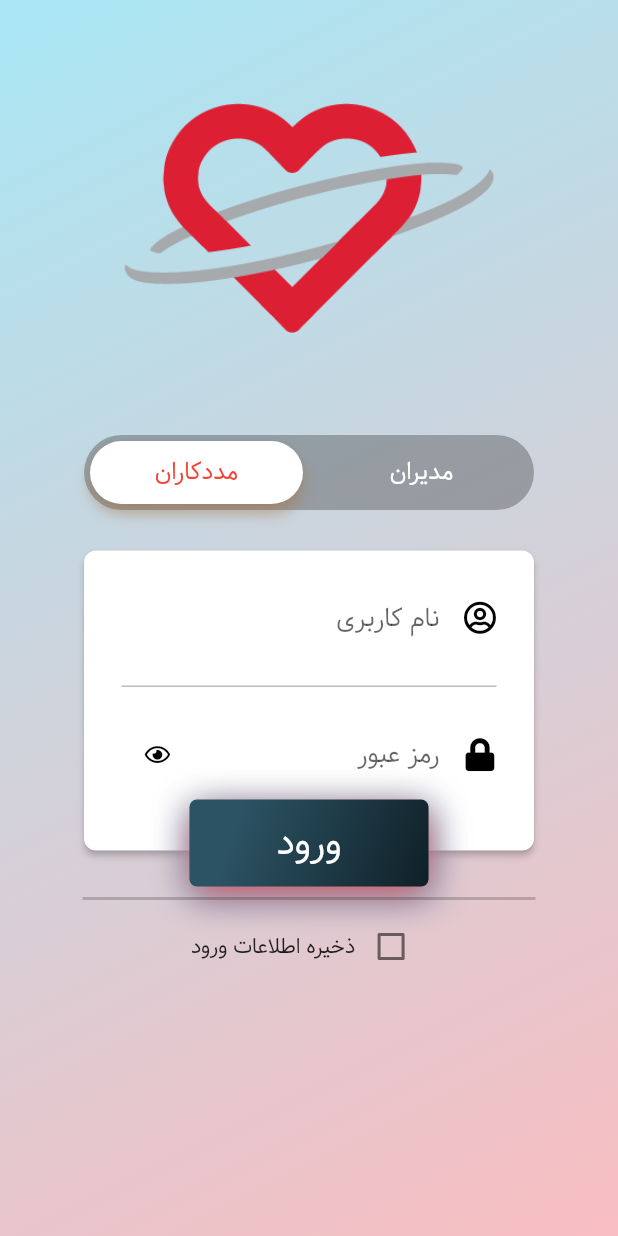
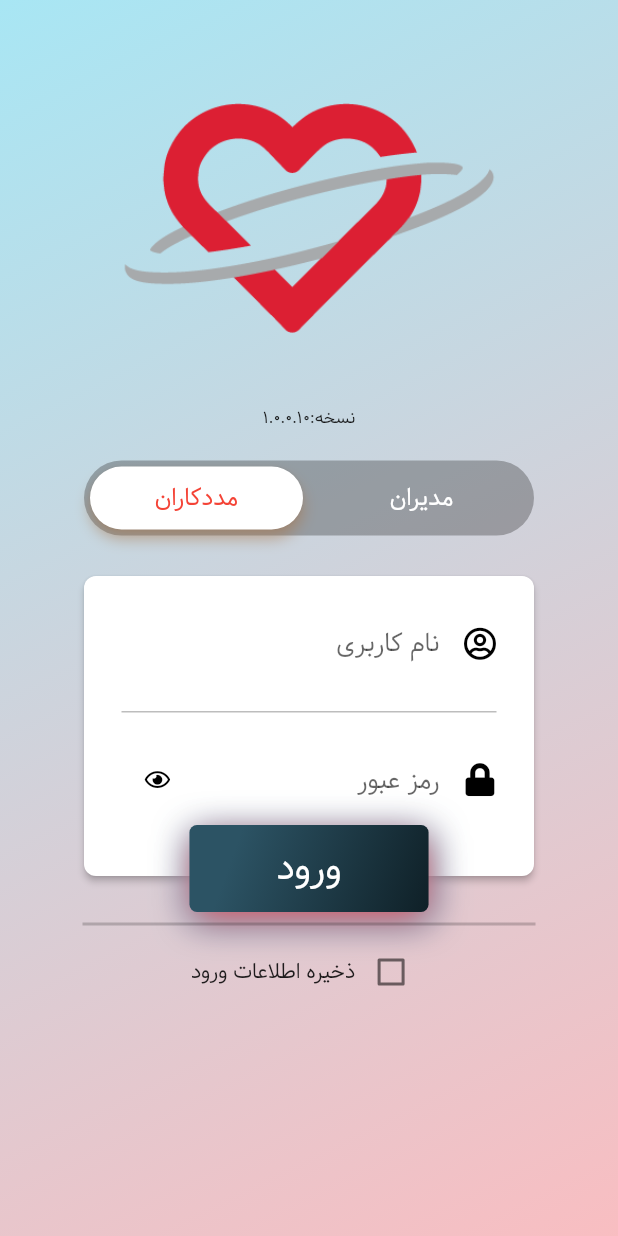
Before and after one commit to mohseni1983/sharif_shifts_web32, a Flutter app: the screen it shows after launch, on a phone screen of 412 x 824 dp. Run offline on Flutter 3.47's test engine with Material 2 defaults, Android fonts, the phone set to English and light mode, and no system bars; our stand-ins replace flutter_spinbox, font_awesome_flutter, package_info, shared_preferences; missing offline and left inert: jalali_calendar, persian_date, persian_datetime_picker, slide_popup_dialog.

Commit message:
Change some sizes

```diff
--- a/lib/login/login.dart
+++ b/lib/login/login.dart
@@ -1,5 +1,5 @@
 import 'dart:convert';
-
+import 'package:package_info/package_info.dart';
 import 'package:flutter/material.dart';
 import 'package:flutter/services.dart';
 import 'package:font_awesome_flutter/font_awesome_flutter.dart';
@@ -21,6 +21,8 @@ class LoginPage extends StatefulWidget {
 class _LoginPageState extends State<LoginPage>
     with SingleTickerProviderStateMixin {
   final GlobalKey<ScaffoldState> _scaffoldKey = new GlobalKey<ScaffoldState>();
+
+  PackageInfo packageInfo=new PackageInfo();
 
   final FocusNode myFocusNodeEmailLogin = FocusNode();
   final FocusNode myFocusNodePasswordLogin = FocusNode();
@@ -220,6 +222,7 @@ class _LoginPageState extends State<LoginPage>
                                   image: new AssetImage(
                                       'assets/images/Mini-Logo.png')),
                             ),
+                            Text('نسخه:${packageInfo.version}.${packageInfo.buildNumber}',textScaleFactor: 0.8,),
                             //Text('${DateTime.now().toUtc().add(new Duration(hours: 4,minutes: 30))}'),
                             Padding(
                               padding: EdgeInsets.only(top: 20.0),
@@ -279,6 +282,11 @@ class _LoginPageState extends State<LoginPage>
       loginEmailController.text='09378170204';
       loginPasswordController.text='48067';
     });*/
+    PackageInfo.fromPlatform().then((value) {
+      setState(() {
+        packageInfo=value;
+      });
+    });
     _prefs.then((SharedPreferences prefs) {
       if (prefs.getBool('isSave')){
         setState(() {
--- a/pubspec.yaml
+++ b/pubspec.yaml
@@ -15,7 +15,7 @@ publish_to: 'none' # Remove this line if you wish to publish to pub.dev
 # In iOS, build-name is used as CFBundleShortVersionString while build-number used as CFBundleVersion.
 # Read more about iOS versioning at
 # https://developer.apple.com/library/archive/documentation/General/Reference/InfoPlistKeyReference/Articles/CoreFoundationKeys.html
-version: 1.0.0+8
+version: 1.0.0+10
 
 environment:
   sdk: ">=2.7.0 <3.0.0"
@@ -33,7 +33,7 @@ dependencies:
   shamsi_date:
   jalali_calendar:
   shared_preferences: ^0.5.12+2
-
+  package_info:
 
   # The following adds the Cupertino Icons font to your application.
   # Use with the CupertinoIcons class for iOS style icons.
```
Also changed, not shown: pubspec.lock.
